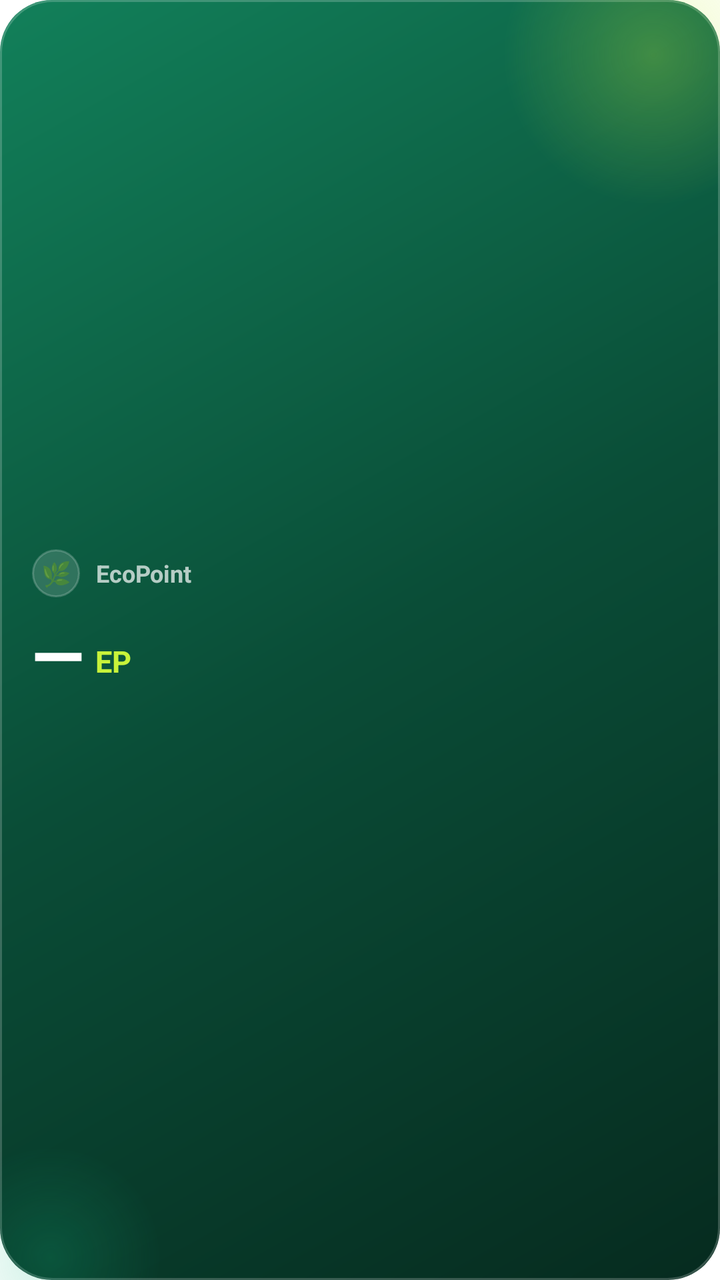
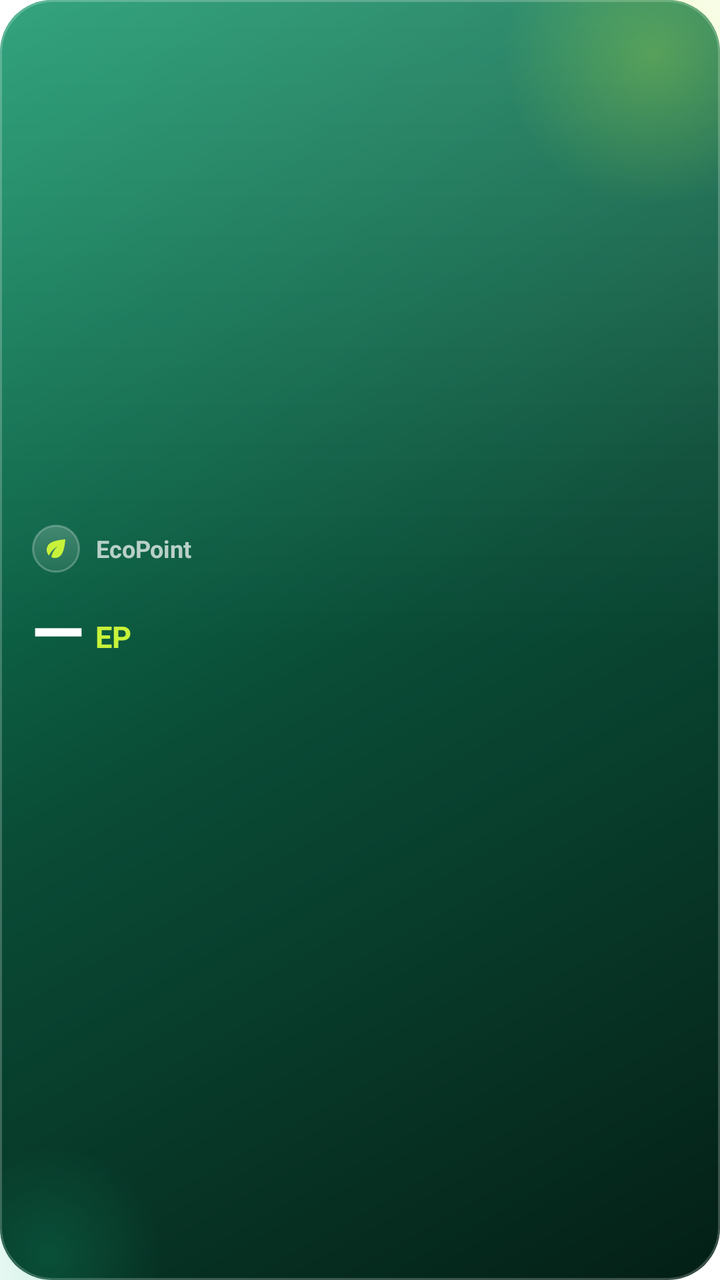

Two renders of the same Android screen: before a commit and after it. Below are the layout's source before the change and the commit's diff.
<!-- AndroidManifest.xml: fallback theme Theme.MaterialComponents.DayNight.NoActionBar -->
<!-- res/layout/ep_widget.xml -->
<?xml version="1.0" encoding="utf-8"?>
<FrameLayout xmlns:android="http://schemas.android.com/apk/res/android"
    android:id="@+id/ep_widget_root"
    android:layout_width="match_parent"
    android:layout_height="match_parent"
    android:background="@drawable/ep_widget_bg">

    
    <ImageView
        android:layout_width="150dp"
        android:layout_height="150dp"
        android:layout_gravity="top|end"
        android:layout_marginTop="-48dp"
        android:layout_marginEnd="-42dp"
        android:importantForAccessibility="no"
        android:src="@drawable/ep_widget_blob_a" />
    <ImageView
        android:layout_width="110dp"
        android:layout_height="110dp"
        android:layout_gravity="bottom|start"
        android:layout_marginBottom="-44dp"
        android:layout_marginStart="-30dp"
        android:importantForAccessibility="no"
        android:src="@drawable/ep_widget_blob_b" />

    <LinearLayout
        android:layout_width="match_parent"
        android:layout_height="match_parent"
        android:gravity="center_vertical"
        android:orientation="vertical"
        android:padding="16dp">

        <LinearLayout
            android:layout_width="wrap_content"
            android:layout_height="wrap_content"
            android:gravity="center_vertical"
            android:orientation="horizontal">

            <TextView
                android:layout_width="24dp"
                android:layout_height="24dp"
                android:background="@drawable/ep_widget_badge"
                android:gravity="center"
                android:importantForAccessibility="no"
                android:text="🌿"
                android:textSize="12sp" />

            <TextView
                android:id="@+id/ep_widget_label"
                android:layout_width="wrap_content"
                android:layout_height="wrap_content"
                android:layout_marginStart="8dp"
                android:text="EcoPoint"
                android:textColor="#B3FFFFFF"
                android:textSize="12sp"
                android:textStyle="bold" />
        </LinearLayout>

        
        <ViewFlipper
            android:id="@+id/ep_widget_flipper"
            android:layout_width="match_parent"
            android:layout_height="wrap_content"
            android:layout_marginTop="10dp"
            android:autoStart="true"
            android:flipInterval="4500"
            android:inAnimation="@android:anim/fade_in"
            android:outAnimation="@android:anim/fade_out">

            <LinearLayout
                android:layout_width="match_parent"
                android:layout_height="wrap_content"
                android:gravity="bottom"
                android:orientation="horizontal">

                <TextView
                    android:id="@+id/ep_widget_balance"
                    android:layout_width="wrap_content"
                    android:layout_height="wrap_content"
                    android:fontFamily="sans-serif-medium"
                    android:includeFontPadding="false"
                    android:maxLines="1"
                    android:text="—"
                    android:textColor="#FFFFFFFF"
                    android:textSize="34sp"
                    android:textStyle="bold" />

                <TextView
                    android:id="@+id/ep_widget_unit"
                    android:layout_width="wrap_content"
                    android:layout_height="wrap_content"
                    android:layout_marginStart="6dp"
                    android:layout_marginBottom="4dp"
                    android:includeFontPadding="false"
                    android:text="EP"
                    android:textColor="#FFC8F23A"
                    android:textSize="15sp"
                    android:textStyle="bold" />
            </LinearLayout>

            <LinearLayout
                android:layout_width="match_parent"
                android:layout_height="wrap_content"
                android:gravity="start|center_vertical"
                android:orientation="vertical">

                <TextView
                    android:id="@+id/ep_widget_streak"
                    android:layout_width="wrap_content"
                    android:layout_height="wrap_content"
                    android:background="@drawable/ep_widget_pill"
                    android:fontFamily="sans-serif-medium"
                    android:paddingStart="12dp"
                    android:paddingTop="5dp"
                    android:paddingEnd="12dp"
                    android:paddingBottom="5dp"
                    android:text=""
                    android:textColor="#FFC8F23A"
                    android:textSize="18sp"
                    android:textStyle="bold" />

                <TextView
                    android:id="@+id/ep_widget_tagline"
                    android:layout_width="wrap_content"
                    android:layout_height="wrap_content"
                    android:layout_marginTop="6dp"
                    android:maxLines="2"
                    android:text=""
                    android:textColor="#CCFFFFFF"
                    android:textSize="12sp" />
            </LinearLayout>
        </ViewFlipper>
    </LinearLayout>
</FrameLayout>
<!-- resources referenced by this layout -->
<resources>
  <!-- drawable ep_widget_badge (drawable) -->
  <?xml version="1.0" encoding="utf-8"?>
  <shape xmlns:android="http://schemas.android.com/apk/res/android" android:shape="oval">
      <solid android:color="#26FFFFFF" />
      <stroke android:width="1dp" android:color="#33FFFFFF" />
  </shape>
  <!-- drawable ep_widget_bg (drawable) -->
  <?xml version="1.0" encoding="utf-8"?>
  <layer-list xmlns:android="http://schemas.android.com/apk/res/android">
      <item>
          <shape android:shape="rectangle">
              <gradient
                  android:angle="315"
                  android:endColor="#FF062B1F"
                  android:centerColor="#FF0A4D37"
                  android:startColor="#FF12805A" />
              <corners android:radius="26dp" />
          </shape>
      </item>
      
      <item>
          <shape android:shape="rectangle">
              <stroke android:width="1dp" android:color="#33FFFFFF" />
              <corners android:radius="26dp" />
          </shape>
      </item>
  </layer-list>
  <!-- drawable ep_widget_blob_a (drawable) -->
  <?xml version="1.0" encoding="utf-8"?>
  <shape xmlns:android="http://schemas.android.com/apk/res/android" android:shape="oval">
      <gradient android:type="radial" android:gradientRadius="75dp"
          android:startColor="#44C8F23A" android:endColor="#00C8F23A" />
  </shape>
  <!-- drawable ep_widget_blob_b (drawable) -->
  <?xml version="1.0" encoding="utf-8"?>
  <shape xmlns:android="http://schemas.android.com/apk/res/android" android:shape="oval">
      <gradient android:type="radial" android:gradientRadius="55dp"
          android:startColor="#3310B981" android:endColor="#0010B981" />
  </shape>
  <!-- drawable ep_widget_pill (drawable) -->
  <?xml version="1.0" encoding="utf-8"?>
  <shape xmlns:android="http://schemas.android.com/apk/res/android" android:shape="rectangle">
      <solid android:color="#26C8F23A" />
      <stroke android:width="1dp" android:color="#55C8F23A" />
      <corners android:radius="20dp" />
  </shape>
</resources>

<!-- the commit's change to res/layout/ep_widget.xml (unified diff, before → after) -->
@@ -36,14 +36,13 @@
             android:gravity="center_vertical"
             android:orientation="horizontal">
 
-            <TextView
+            <ImageView
                 android:layout_width="24dp"
                 android:layout_height="24dp"
                 android:background="@drawable/ep_widget_badge"
-                android:gravity="center"
                 android:importantForAccessibility="no"
-                android:text="🌿"
-                android:textSize="12sp" />
+                android:padding="5dp"
+                android:src="@drawable/ep_widget_leaf" />
 
             <TextView
                 android:id="@+id/ep_widget_label"
@@ -119,11 +118,39 @@
                     android:textSize="18sp"
                     android:textStyle="bold" />
 
+                <LinearLayout
+                    android:layout_width="match_parent"
+                    android:layout_height="wrap_content"
+                    android:layout_marginTop="8dp"
+                    android:gravity="center_vertical"
+                    android:orientation="horizontal">
+
+                    <ProgressBar
+                        android:id="@+id/ep_widget_progress"
+                        style="@android:style/Widget.ProgressBar.Horizontal"
+                        android:layout_width="0dp"
+                        android:layout_height="6dp"
+                        android:layout_weight="1"
+                        android:max="100"
+                        android:progress="0"
+                        android:progressDrawable="@drawable/ep_widget_progress" />
+
+                    <TextView
+                        android:id="@+id/ep_widget_goal"
+                        android:layout_width="wrap_content"
+                        android:layout_height="wrap_content"
+                        android:layout_marginStart="8dp"
+                        android:text=""
+                        android:textColor="#E6FFFFFF"
+                        android:textSize="11sp"
+                        android:textStyle="bold" />
+                </LinearLayout>
+
                 <TextView
                     android:id="@+id/ep_widget_tagline"
                     android:layout_width="wrap_content"
                     android:layout_height="wrap_content"
-                    android:layout_marginTop="6dp"
+                    android:layout_marginTop="8dp"
                     android:maxLines="2"
                     android:text=""
                     android:textColor="#CCFFFFFF"
<!-- resource entries referenced after the edit -->
@@ -3,26 +3,31 @@
   <!-- drawable ep_widget_badge (drawable) -->
   <?xml version="1.0" encoding="utf-8"?>
   <shape xmlns:android="http://schemas.android.com/apk/res/android" android:shape="oval">
-      <solid android:color="#26FFFFFF" />
-      <stroke android:width="1dp" android:color="#33FFFFFF" />
+      <gradient android:angle="270" android:startColor="#33FFFFFF" android:endColor="#14FFFFFF" />
+      <stroke android:width="1dp" android:color="#40FFFFFF" />
   </shape>
   <!-- drawable ep_widget_bg (drawable) -->
   <?xml version="1.0" encoding="utf-8"?>
   <layer-list xmlns:android="http://schemas.android.com/apk/res/android">
       <item>
           <shape android:shape="rectangle">
-              <gradient
-                  android:angle="315"
-                  android:endColor="#FF062B1F"
-                  android:centerColor="#FF0A4D37"
-                  android:startColor="#FF12805A" />
+              <gradient android:angle="315" android:startColor="#FF14966A"
+                  android:centerColor="#FF0A4D37" android:endColor="#FF041F16" />
               <corners android:radius="26dp" />
           </shape>
       </item>
       
       <item>
           <shape android:shape="rectangle">
-              <stroke android:width="1dp" android:color="#33FFFFFF" />
+              <gradient android:angle="270" android:startColor="#22FFFFFF"
+                  android:centerColor="#00FFFFFF" android:endColor="#00FFFFFF" />
+              <corners android:radius="26dp" />
+          </shape>
+      </item>
+      
+      <item>
+          <shape android:shape="rectangle">
+              <stroke android:width="1dp" android:color="#38FFFFFF" />
               <corners android:radius="26dp" />
           </shape>
       </item>
@@ -39,12 +44,41 @@
       <gradient android:type="radial" android:gradientRadius="55dp"
           android:startColor="#3310B981" android:endColor="#0010B981" />
   </shape>
+  <!-- drawable ep_widget_leaf (drawable) -->
+  <?xml version="1.0" encoding="utf-8"?>
+  <vector xmlns:android="http://schemas.android.com/apk/res/android"
+      android:width="24dp"
+      android:height="24dp"
+      android:viewportWidth="24"
+      android:viewportHeight="24">
+      <path
+          android:fillColor="#FFC8F23A"
+          android:pathData="M6.05,8.05c-2.73,2.73 -2.73,7.15 -0.02,9.88 1.47,-3.4 4.09,-6.24 7.36,-7.93 -2.77,2.34 -4.71,5.61 -5.39,9.32 2.6,1.23 5.8,0.78 7.95,-1.37C19.43,14.47 20,4 20,4S9.53,4.57 6.05,8.05z" />
+  </vector>
   <!-- drawable ep_widget_pill (drawable) -->
   <?xml version="1.0" encoding="utf-8"?>
   <shape xmlns:android="http://schemas.android.com/apk/res/android" android:shape="rectangle">
-      <solid android:color="#26C8F23A" />
-      <stroke android:width="1dp" android:color="#55C8F23A" />
+      <gradient android:angle="0" android:startColor="#33C8F23A" android:endColor="#1AC8F23A" />
+      <stroke android:width="1dp" android:color="#66C8F23A" />
       <corners android:radius="20dp" />
   </shape>
+  <!-- drawable ep_widget_progress (drawable) -->
+  <?xml version="1.0" encoding="utf-8"?>
+  <layer-list xmlns:android="http://schemas.android.com/apk/res/android">
+      <item android:id="@android:id/background">
+          <shape android:shape="rectangle">
+              <solid android:color="#33FFFFFF" />
+              <corners android:radius="4dp" />
+          </shape>
+      </item>
+      <item android:id="@android:id/progress">
+          <clip>
+              <shape android:shape="rectangle">
+                  <gradient android:angle="0" android:startColor="#FF10B981" android:endColor="#FFC8F23A" />
+                  <corners android:radius="4dp" />
+              </shape>
+          </clip>
+      </item>
+  </layer-list>
 </resources>
 
